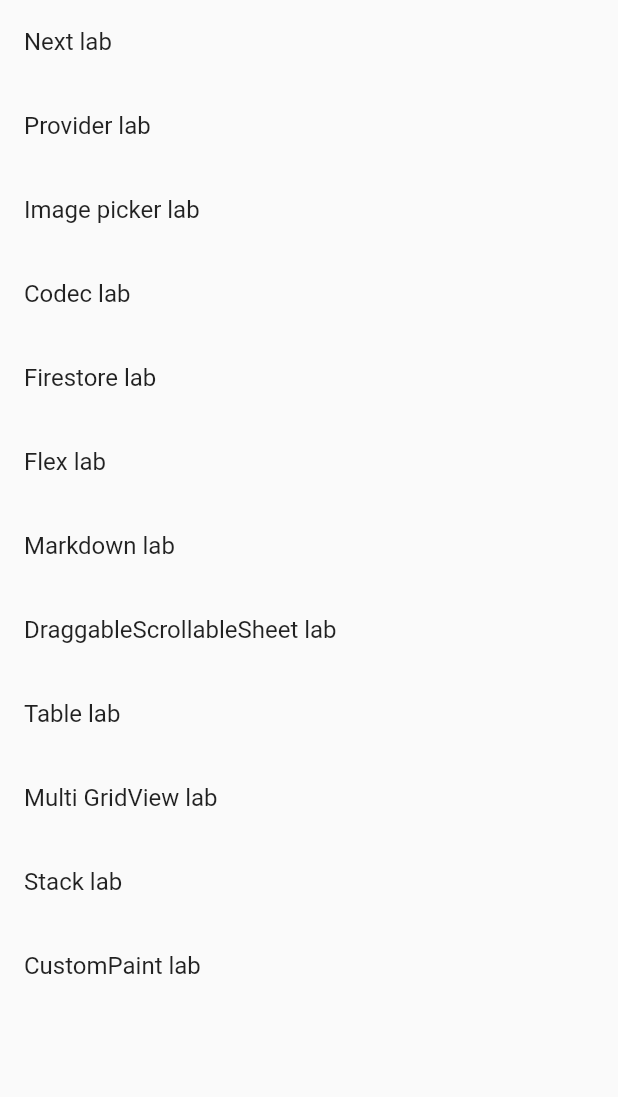
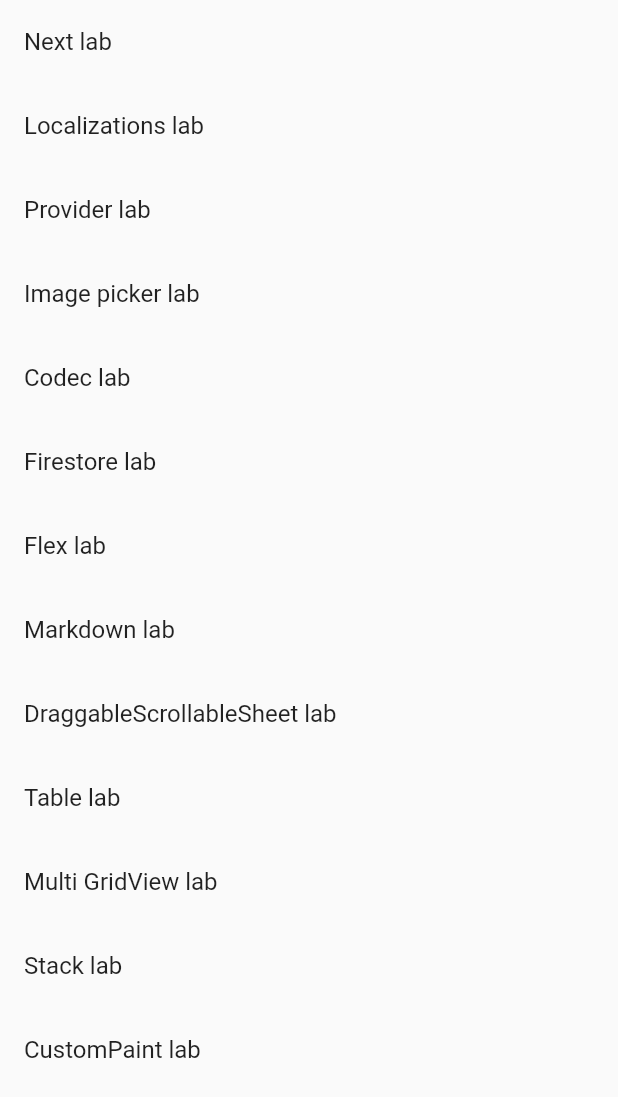
Before and after one commit to sldsrg/flutter_lab, a Flutter app: the screen it shows after launch, on a phone screen of 412 x 824 dp. Shown: the top 1097 px of the screen. Run offline on Flutter 3.47's test engine with Material 2 defaults, Android fonts, the light colour scheme and no system bars; our stand-ins replace cloud_firestore, flutter_markdown, image_picker; accounts and stored records are empty.

Commit message:
add localizations lab

```diff
--- /dev/null
+++ b/lang/en.json
@@ -0,0 +1,5 @@
+{
+  "title": "Localization",
+  "helloWorld": "Hello World!",
+  "localeHint": "Change language in system settings"
+}
--- /dev/null
+++ b/lang/ru.json
@@ -0,0 +1,5 @@
+{
+  "title": "Локализация",
+  "helloWorld": "Всем привет!",
+  "localeHint": "Смените язык в системных настройках"
+}
--- /dev/null
+++ b/lib/app_localizations.dart
@@ -0,0 +1,53 @@
+import 'dart:convert';
+
+import 'package:flutter/material.dart';
+import 'package:flutter/services.dart';
+
+class AppLocalizations {
+  static const LocalizationsDelegate<AppLocalizations> delegate =
+      _AppLocalizationsDelegate();
+  final Locale locale;
+
+  AppLocalizations(this.locale);
+
+  static AppLocalizations of(BuildContext context) {
+    return Localizations.of<AppLocalizations>(context, AppLocalizations);
+  }
+
+  Map<String, String> _localizedStrings;
+
+  Future<bool> load() async {
+    String jsonString =
+        await rootBundle.loadString('lang/${locale.languageCode}.json');
+    Map<String, dynamic> jsonMap = json.decode(jsonString);
+    _localizedStrings = jsonMap.map((key, value) {
+      return MapEntry(key, value.toString());
+    });
+
+    return true;
+  }
+
+  String get title => _localizedStrings['title'];
+  String get helloWorld => _localizedStrings['helloWorld'];
+  String get localeHint => _localizedStrings['localeHint'];
+}
+
+class _AppLocalizationsDelegate
+    extends LocalizationsDelegate<AppLocalizations> {
+  const _AppLocalizationsDelegate();
+
+  @override
+  bool isSupported(Locale locale) {
+    return ['en', 'ru'].contains(locale.languageCode);
+  }
+
+  @override
+  Future<AppLocalizations> load(Locale locale) async {
+    AppLocalizations localizations = AppLocalizations(locale);
+    await localizations.load();
+    return localizations;
+  }
+
+  @override
+  bool shouldReload(_AppLocalizationsDelegate old) => false;
+}
--- a/lib/home.dart
+++ b/lib/home.dart
@@ -6,6 +6,7 @@
 import 'firestore_lab.dart';
 import 'flex_lab.dart';
 import 'image_picker_lab.dart';
+import 'localizations_lab.dart';
 import 'markdown_lab.dart';
 import 'multi_grid_lab.dart';
 import 'next_lab.dart';
@@ -15,6 +16,7 @@
 
 Map<String, Builder> labs = {
   'Next lab': (_) => NextLabPage(),
+  'Localizations lab': (_) => LocalizationsLabPage(),
   'Provider lab': (_) => ProviderLabPage(),
   'Image picker lab': (_) => ImagePickerLabPage(),
   'Codec lab': (_) => CodecLabPage(),
--- a/lib/main.dart
+++ b/lib/main.dart
@@ -1,5 +1,7 @@
 import 'package:flutter/material.dart';
+import 'package:flutter_localizations/flutter_localizations.dart';
 
+import 'app_localizations.dart';
 import 'home.dart';
 
 void main() => runApp(MyApp());
@@ -8,6 +10,15 @@
   @override
   Widget build(BuildContext context) {
     return MaterialApp(
+        localizationsDelegates: [
+          AppLocalizations.delegate,
+          GlobalMaterialLocalizations.delegate,
+          GlobalWidgetsLocalizations.delegate
+        ],
+        supportedLocales: [
+          Locale('en'),
+          Locale('ru')
+        ],
         title: 'Flutter Demo',
         theme: ThemeData(
           primarySwatch: Colors.blue,
--- a/pubspec.yaml
+++ b/pubspec.yaml
@@ -18,6 +18,8 @@
 
 dependencies:
   flutter:
+    sdk: flutter
+  flutter_localizations:
     sdk: flutter
   flutter_markdown: ^0.2.0
   cloud_firestore: 0.12.9
@@ -46,6 +48,8 @@
   uses-material-design: true
   # To add assets to your application, add an assets section, like this:
   assets:
+    - lang/en.json
+    - lang/ru.json
     - assets/
   #  - images/a_dot_burr.jpeg
   #  - images/a_dot_ham.jpeg
```
Also changed, not shown: lib/localizations_lab.dart (added, +29 -0 lines), pubspec.lock.
